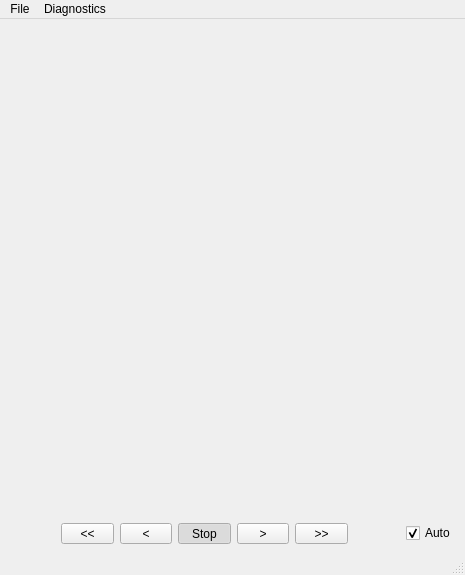
Before: the Qt Designer form scripts/TPUPMC/smileiQt.ui in SmileiPIC/Smilei, drawn with Qt 5.
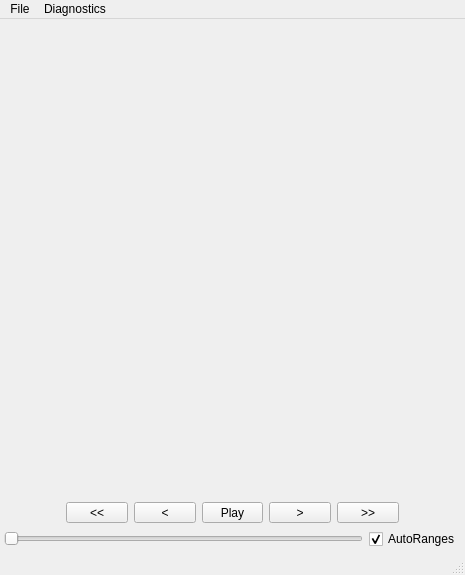
After: the same form once the commit is applied.

Patch:
```diff
--- a/scripts/TPUPMC/smileiQt.ui
+++ b/scripts/TPUPMC/smileiQt.ui
@@ -17,13 +17,16 @@
    <bool>true</bool>
   </property>
   <widget class="QWidget" name="centralwidget">
-   <layout class="QVBoxLayout" name="verticalLayout" stretch="1,0">
+   <layout class="QVBoxLayout" name="verticalLayout" stretch="1,0,0">
+    <property name="margin">
+     <number>4</number>
+    </property>
     <item>
      <widget class="QWidget" name="plot" native="true"/>
     </item>
     <item>
      <widget class="QWidget" name="widget" native="true">
-      <layout class="QHBoxLayout" name="horizontalLayout" stretch="0,0,0,0,0,0,0,0">
+      <layout class="QHBoxLayout" name="horizontalLayout" stretch="0,0,0,0,0,0,0">
        <property name="margin">
         <number>0</number>
        </property>
@@ -75,13 +78,13 @@
           </sizepolicy>
          </property>
          <property name="text">
-          <string>Stop</string>
+          <string>Play</string>
          </property>
          <property name="checkable">
           <bool>true</bool>
          </property>
          <property name="checked">
-          <bool>true</bool>
+          <bool>false</bool>
          </property>
         </widget>
        </item>
@@ -124,10 +127,26 @@
          </property>
         </spacer>
        </item>
+      </layout>
+     </widget>
+    </item>
+    <item>
+     <widget class="QWidget" name="widget" native="true">
+      <layout class="QHBoxLayout" name="horizontalLayout_2">
+       <property name="margin">
+        <number>0</number>
+       </property>
+       <item>
+        <widget class="QSlider" name="slider">
+         <property name="orientation">
+          <enum>Qt::Horizontal</enum>
+         </property>
+        </widget>
+       </item>
        <item>
         <widget class="QCheckBox" name="autoScale">
          <property name="text">
-          <string>Auto</string>
+          <string>AutoRanges</string>
          </property>
          <property name="checked">
           <bool>true</bool>
```
Left out of the diff: 6 changed lines with no effect on the pictures.
